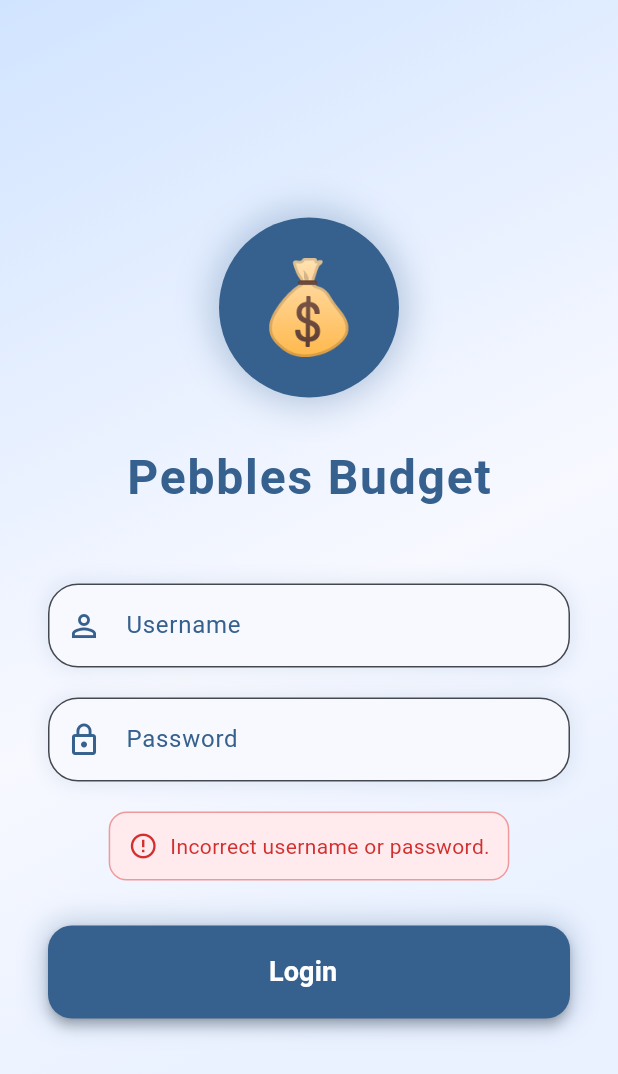
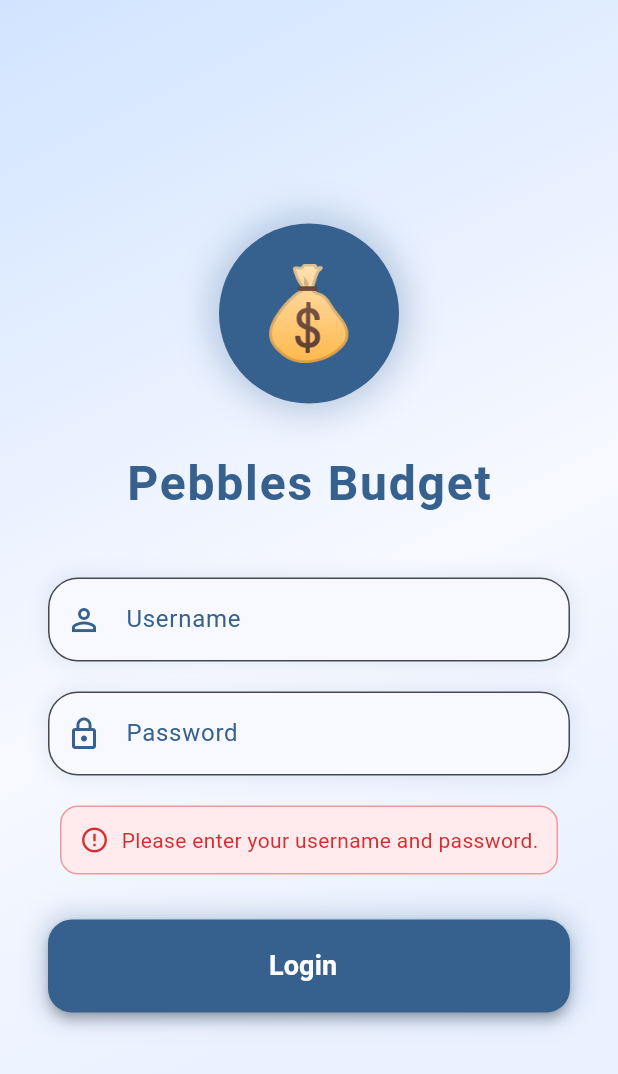
Before and after one commit to edmond-bobiles/pebbles-budget-app, a Flutter app: the screen it shows after launch, after a tap on "Login", on a phone screen of 412 x 824 dp. Shown: the top 1074 px of the screen. Run offline on Flutter 3.47's test engine with Material 3 defaults, Android fonts, the phone set to English and light mode, and no system bars.

Commit message:
Added scroll function and missing credentials error

```diff
--- a/lib/screens/login_screen.dart
+++ b/lib/screens/login_screen.dart
@@ -21,18 +21,45 @@ class _LoginScreenState extends State<LoginScreen> {
     final user = _usernameController.text.trim();
     final pass = _passwordController.text.trim();
 
-    if (user == _correctUser && pass == _correctPass) {
-      Navigator.pushReplacement(
-        context,
-        MaterialPageRoute(
-          builder: (_) => const MainNavigation(),
-        ),
-      );
-    } else {
+    // if blank inputs
+    if (user.isEmpty && pass.isEmpty) {
+      setState(() {
+        _errorMessage = 'Please enter your username and password.';
+      });
+      return;
+    }
+
+    // if username is empty
+    if (user.isEmpty) {
+      setState(() {
+        _errorMessage = 'Please enter your username.';
+      });
+      return;
+    }
+
+    // if password is empty
+    if (pass.isEmpty) {
+      setState(() {
+        _errorMessage = 'Please enter your password.';
+      });
+      return;
+    }
+
+    // if wrong credentials
+    if (user != _correctUser || pass != _correctPass) {
       setState(() {
         _errorMessage = 'Incorrect username or password.';
       });
+      return;
     }
+
+    // Success → go to main screen
+    Navigator.pushReplacement(
+      context,
+      MaterialPageRoute(
+        builder: (_) => const MainNavigation(),
+      ),
+    );
   }
 
   @override
@@ -102,7 +129,6 @@ class _LoginScreenState extends State<LoginScreen> {
                     ),
                   ),
 
-                  const SizedBox(height: 8),
                   const SizedBox(height: 40),
 
                   // Username
@@ -178,6 +204,7 @@ class _LoginScreenState extends State<LoginScreen> {
 
                   const SizedBox(height: 20),
 
+                  // Error Message
                   if (_errorMessage != null) ...[
                     Container(
                       padding: const EdgeInsets.all(12),
```
Also changed, not shown: lib/screens/budget_screen.dart (+55 -18 lines), lib/screens/home_screen.dart (+59 -112 lines), lib/screens/transactions_screen.dart (+23 -15 lines).
